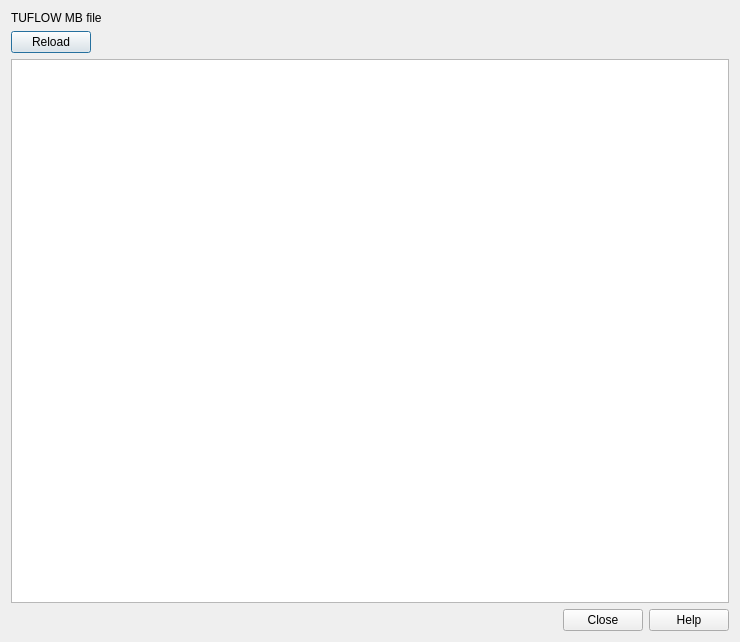
This is mod_check/forms/ui_tuflowstability_check_dialog.ui in duncan-r/ModCheck as Qt 5 draws it before an edit. The edited form follows.
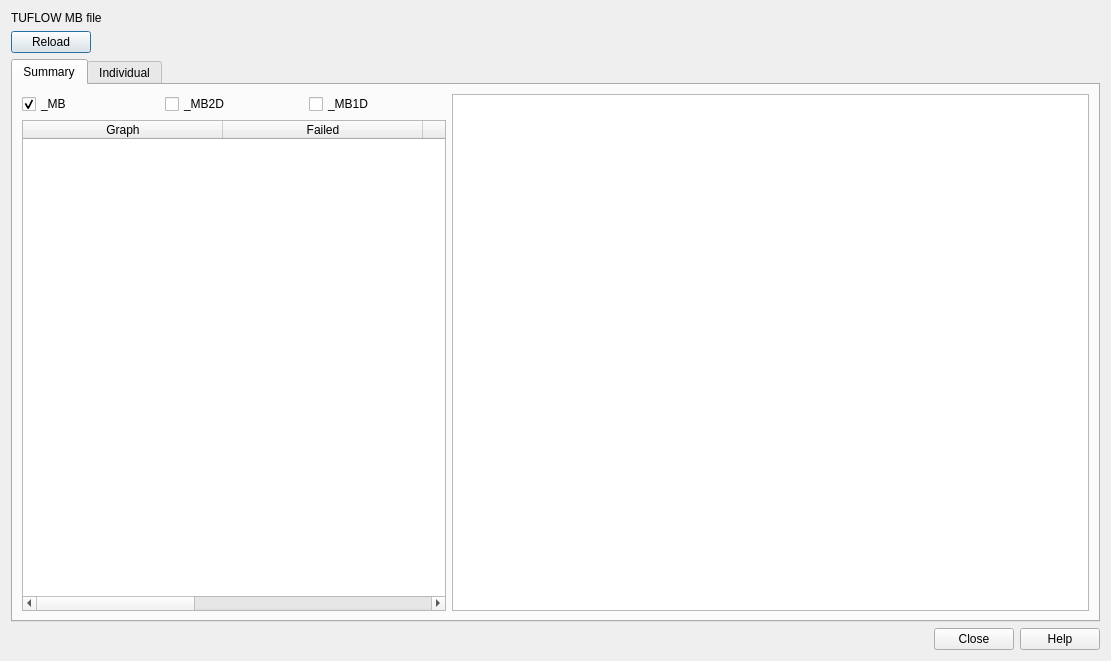
This is the edited form. Custom widgets are drawn as their Qt base class.

Commit message: Add multiple MB files graph view (in progress).

```diff
--- a/mod_check/forms/ui_tuflowstability_check_dialog.ui
+++ b/mod_check/forms/ui_tuflowstability_check_dialog.ui
@@ -6,8 +6,8 @@
    <rect>
     <x>0</x>
     <y>0</y>
-    <width>740</width>
-    <height>642</height>
+    <width>1111</width>
+    <height>661</height>
    </rect>
   </property>
   <property name="windowTitle">
@@ -57,7 +57,101 @@
     </layout>
    </item>
    <item>
-    <widget class="QGraphicsView" name="mbGraphicsView"/>
+    <widget class="QTabWidget" name="mainTabWidget">
+     <property name="currentIndex">
+      <number>0</number>
+     </property>
+     <widget class="QWidget" name="summaryTab">
+      <attribute name="title">
+       <string>Summary</string>
+      </attribute>
+      <layout class="QHBoxLayout" name="horizontalLayout_3" stretch="4,6">
+       <item>
+        <layout class="QVBoxLayout" name="verticalLayout_2">
+         <item>
+          <layout class="QHBoxLayout" name="horizontalLayout_4">
+           <item>
+            <widget class="QCheckBox" name="MBCheckbox">
+             <property name="text">
+              <string>_MB</string>
+             </property>
+             <property name="checked">
+              <bool>true</bool>
+             </property>
+            </widget>
+           </item>
+           <item>
+            <widget class="QCheckBox" name="MB2DCheckbox">
+             <property name="text">
+              <string>_MB2D</string>
+             </property>
+            </widget>
+           </item>
+           <item>
+            <widget class="QCheckBox" name="MB1DCheckbox">
+             <property name="text">
+              <string>_MB1D</string>
+             </property>
+            </widget>
+           </item>
+          </layout>
+         </item>
+         <item>
+          <widget class="QTableWidget" name="summaryTable">
+           <attribute name="horizontalHeaderCascadingSectionResizes">
+            <bool>false</bool>
+           </attribute>
+           <attribute name="horizontalHeaderDefaultSectionSize">
+            <number>200</number>
+           </attribute>
+           <attribute name="horizontalHeaderStretchLastSection">
+            <bool>true</bool>
+           </attribute>
+           <column>
+            <property name="text">
+             <string>Graph</string>
+            </property>
+           </column>
+           <column>
+            <property name="text">
+             <string>Failed</string>
+            </property>
+           </column>
+           <column>
+            <property name="text">
+             <string>Max</string>
+            </property>
+           </column>
+           <column>
+            <property name="text">
+             <string>Run Name</string>
+            </property>
+           </column>
+           <column>
+            <property name="text">
+             <string>Full Path</string>
+            </property>
+           </column>
+          </widget>
+         </item>
+        </layout>
+       </item>
+       <item>
+        <widget class="QGraphicsView" name="summaryGraphicsView"/>
+       </item>
+      </layout>
+     </widget>
+     <widget class="QWidget" name="individualTab">
+      <attribute name="title">
+       <string>Individual</string>
+      </attribute>
+      <layout class="QVBoxLayout" name="verticalLayout_3">
+       <item>
+        <widget class="QGraphicsView" name="mbGraphicsView"/>
+       </item>
+      </layout>
+     </widget>
+    </widget>
    </item>
    <item>
     <widget class="QDialogButtonBox" name="buttonBox">
```
The commit also changes 4 other files.
